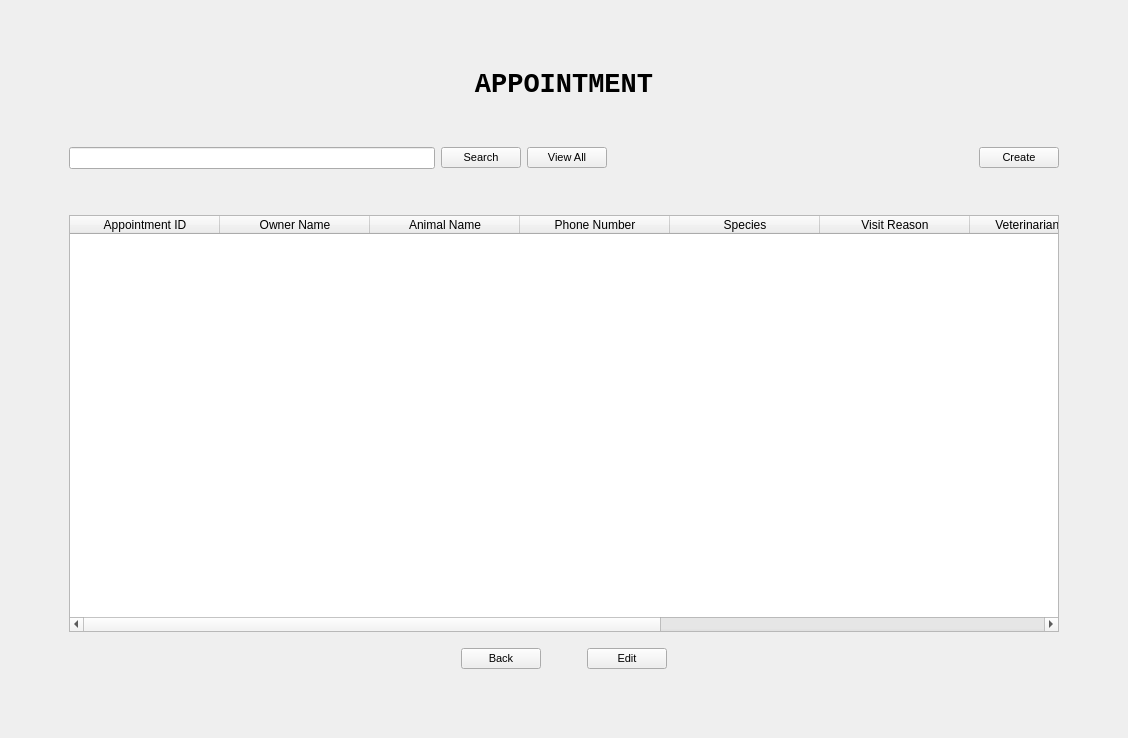
First picture: the form in AppointmentUI.ui, repository ASNaeem/Simple-VCMS, before the edit.
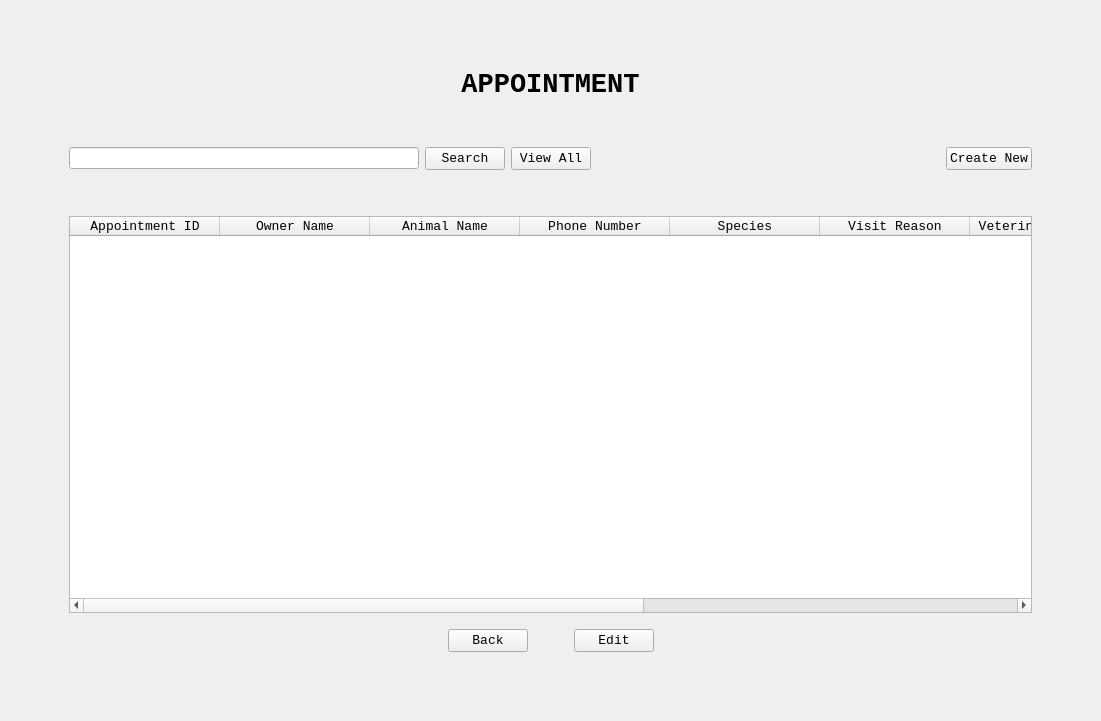
Second picture: the form after the edit.

Commit message: fixed alignment stuff on the create appointmet

```diff
--- a/AppointmentUI.ui
+++ b/AppointmentUI.ui
@@ -6,8 +6,8 @@
    <rect>
     <x>0</x>
     <y>0</y>
-    <width>1128</width>
-    <height>738</height>
+    <width>1101</width>
+    <height>721</height>
    </rect>
   </property>
   <property name="font">
@@ -113,7 +113,8 @@
           </property>
           <property name="font">
            <font>
-            <pointsize>8</pointsize>
+            <family>Courier New</family>
+            <pointsize>10</pointsize>
             <weight>50</weight>
             <bold>false</bold>
            </font>
@@ -136,7 +137,8 @@
           </property>
           <property name="font">
            <font>
-            <pointsize>8</pointsize>
+            <family>Courier New</family>
+            <pointsize>10</pointsize>
             <weight>50</weight>
             <bold>false</bold>
            </font>
@@ -172,7 +174,8 @@
           </property>
           <property name="font">
            <font>
-            <pointsize>8</pointsize>
+            <family>Courier New</family>
+            <pointsize>10</pointsize>
             <weight>50</weight>
             <bold>false</bold>
            </font>
@@ -181,7 +184,7 @@
            <cursorShape>PointingHandCursor</cursorShape>
           </property>
           <property name="text">
-           <string>Create</string>
+           <string>Create New</string>
           </property>
          </widget>
         </item>
@@ -236,6 +239,8 @@
           </property>
           <property name="font">
            <font>
+            <family>Courier New</family>
+            <pointsize>10</pointsize>
             <weight>50</weight>
             <bold>false</bold>
            </font>
@@ -349,7 +354,8 @@
           </property>
           <property name="font">
            <font>
-            <pointsize>8</pointsize>
+            <family>Courier New</family>
+            <pointsize>10</pointsize>
             <weight>50</weight>
             <bold>false</bold>
            </font>
@@ -385,7 +391,8 @@
           </property>
           <property name="font">
            <font>
-            <pointsize>8</pointsize>
+            <family>Courier New</family>
+            <pointsize>10</pointsize>
             <weight>50</weight>
             <bold>false</bold>
            </font>
```
The commit also changes 2 other files.
